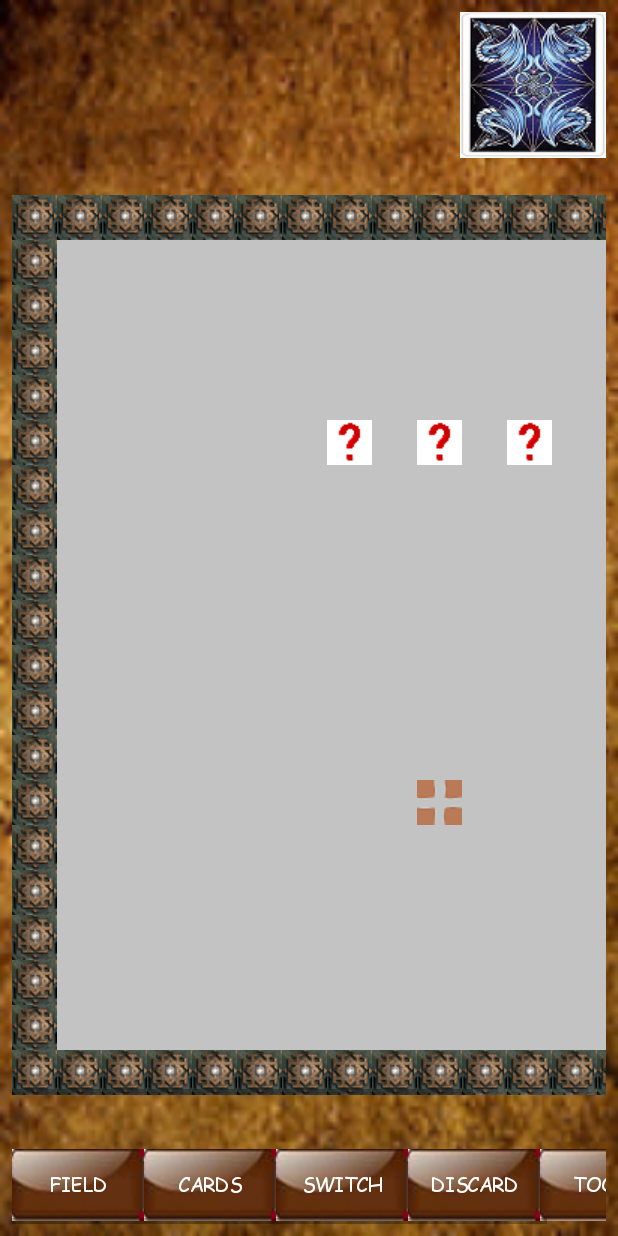
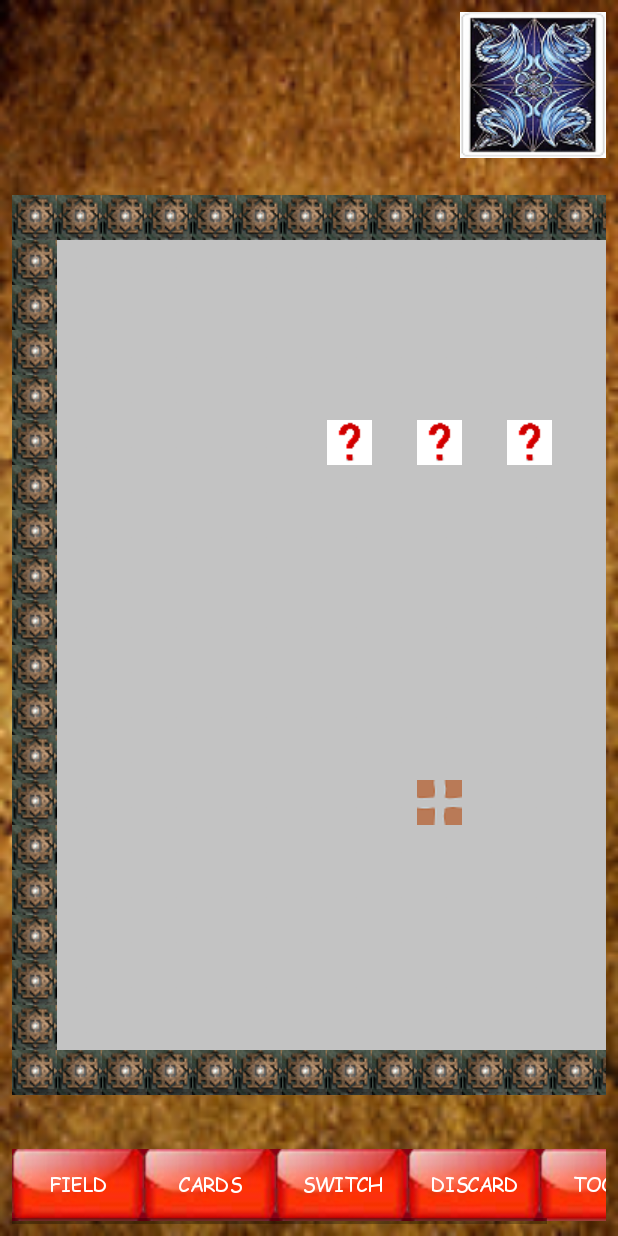
Before and after one commit to tilacyn/Saboteur, an Android app: the screen it shows after launch (GameActivity), after a tap on "PLAY", on a phone screen of 412 x 824 dp. Run offline under Robolectric (Android 15) with nearby library versions, the phone set to English and light mode, and no system bars; 2 statements that could not run were skipped.

Commit message:
Add files via upload

```diff
--- a/Saboteur/app/src/main/java/ru/tilacyn/saboteur/MainActivity.java
+++ b/Saboteur/app/src/main/java/ru/tilacyn/saboteur/MainActivity.java
@@ -3,6 +3,9 @@ package ru.tilacyn.saboteur;
 
 //import ru.iisuslik.*;
 import android.content.Intent;
+import android.graphics.Color;
+import android.graphics.Typeface;
+import android.support.constraint.ConstraintLayout;
 import android.support.v7.app.AppCompatActivity;
 import android.os.Bundle;
 import android.support.v7.widget.LinearLayoutCompat.*;
@@ -11,50 +14,56 @@ import android.view.View;
 import android.widget.Button;
 import android.widget.ImageView;
 import android.widget.LinearLayout;
+import android.widget.TableLayout;
+import android.widget.TableRow;
 import android.widget.TextView;
 
 public class MainActivity extends AppCompatActivity {
 
-    int playerCount = 2;
+    int playerCount;
+
+    int buttonStyle;
+
+    TableLayout playerCountTable;
+    TableRow playerCountRow;
+
+    boolean settingsOpen;
+
+    ConstraintLayout screen;
 
 
     @Override
     protected void onCreate(final Bundle savedInstanceState) {
         super.onCreate(savedInstanceState);
-
-/*
- <ImageView
-        android:layout_height="495dp"
-        android:layout_width="0dp"
-        android:id="@+id/icon"
-        android:src="@drawable/dwarf"
-        android:scaleType="fitEnd"
-        tools:layout_editor_absoluteY="36dp"
-        tools:layout_editor_absoluteX="96dp" />
-*/
-        final LinearLayout l = new LinearLayout(this);
+        setContentView(R.layout.activity_main);
 
 
-        TextView name = new TextView(this);
-        name.setText("Saboteur");
-        name.setTextSize(48);
-        name.setGravity(Gravity.CENTER);
+        settingsOpen = false;
+
+        playerCount = 2;
+
+        buttonStyle = R.drawable.brown_button;
+
+        screen = (ConstraintLayout) findViewById(R.id.activity_main);
+
+        screen.setBackgroundResource(R.drawable.dwarf_lords);
+
+        playerCountRow = new TableRow(this);
+        playerCountTable = (TableLayout) findViewById(R.id.playerCountTable);
 
 
-        ImageView dwarf = new ImageView(this);
-        dwarf.setImageResource(R.drawable.dwarf);
-        dwarf.setScaleType(ImageView.ScaleType.FIT_END);
+        TextView name = (TextView) findViewById(R.id.Saboteur);
+        name.setText("Saboteur");
+        name.setTextSize(60);
+        name.setTextColor(Color.YELLOW);
+        name.setTypeface(Typeface.createFromAsset(getAssets(),"odessa.ttf"));
 
 
-        dwarf.setLayoutParams(new LayoutParams(LayoutParams.MATCH_PARENT, LayoutParams.MATCH_PARENT));
-        dwarf.setAdjustViewBounds(true);
-        dwarf.setMaxHeight(250);
-        dwarf.setMaxWidth(250);
 
-
-        Button play = new Button(this);
+        Button play = (Button) findViewById(R.id.play);
         play.setText("PLAY");
-        play.setTextSize(10);
+        play.setTextSize(15);
+        play.setTextColor(Color.WHITE);
         play.setOnClickListener(new View.OnClickListener() {
             @Override
             public void onClick(View view) {
@@ -63,54 +72,64 @@ public class MainActivity extends AppCompatActivity {
                 startActivity(intent);
             }
         });
+        play.setBackgroundResource(buttonStyle);
+        play.setTypeface(Typeface.createFromAsset(getAssets(),"comicbd.ttf"));
 
 
 
-        Button help = new Button(this);
+        Button help = (Button) findViewById(R.id.help);
         help.setText("HELP");
-        help.setTextSize(10);
+        help.setTextSize(15);
+        help.setTextColor(Color.WHITE);
+        help.setBackgroundResource(buttonStyle);
+        help.setTypeface(Typeface.createFromAsset(getAssets(),"comicbd.ttf"));
 
 
-        final Button settings = new Button(this);
+        final Button settings = (Button) findViewById(R.id.settings);
         settings.setText("SETTINGS");
-        settings.setTextSize(10);
+        settings.setTextSize(15);
+        settings.setTextColor(Color.WHITE);
+        settings.setBackgroundResource(buttonStyle);
+        settings.setTypeface(Typeface.createFromAsset(getAssets(),"comicbd.ttf"));
+
 
         settings.setOnClickListener(new View.OnClickListener() {
             @Override
             public void onClick(View v) {
-                LinearLayout settingsLayout = new LinearLayout(MainActivity.this);
-                settingsLayout.setOrientation(LinearLayout.HORIZONTAL);
-
+                if(!settingsOpen) {
                     for(int i = 2; i < 8; i++) {
                         final Button b = new Button(MainActivity.this);
                         b.setWidth(30);
-                    b.setHeight(30);
+                        b.setBackgroundResource(buttonStyle);
+                        b.setTypeface(Typeface.createFromAsset(getAssets(),"comicbd.ttf"));
                         b.setText(((Integer) i).toString());
-                    b.setTextSize(8);
+                        b.setTextSize(15);
+                        b.setTextColor(Color.WHITE);
                         b.setOnClickListener(new View.OnClickListener() {
                             @Override
                             public void onClick(View v) {
                                 playerCount = Character.getNumericValue(b.getText().charAt(0));
                             }
                         });
-                    settingsLayout.addView(b);
+                        playerCountRow.addView(b);
                     }
-                settingsLayout.setLayoutParams(new LayoutParams(LayoutParams.WRAP_CONTENT, LayoutParams.WRAP_CONTENT));
-                l.addView(settingsLayout, 4);
+                    playerCountTable.addView(playerCountRow);
+                    settingsOpen = true;
+                }
+                else {
+                    playerCountRow.removeAllViews();
+                    playerCountTable.removeAllViews();
+                    settingsOpen = false;
+                }
             }
         });
 
-        l.setOrientation(LinearLayout.VERTICAL);
-        l.setLayoutParams(new LayoutParams(LayoutParams.FILL_PARENT, LayoutParams.FILL_PARENT));
-        l.setGravity(Gravity.CENTER);
-        l.addView(name);
-        l.setOrientation(LinearLayout.HORIZONTAL);
-        l.addView(help);
-        l.addView(play);
-        l.addView(settings);
-        l.setOrientation(LinearLayout.VERTICAL);
-        l.addView(dwarf);
-        setContentView(l); // все готово, можно подключать компоновку
+        TextView lyrics = (TextView) findViewById(R.id.lyrics);
+        lyrics.setText("Seven for the Dwarf-lords\nIn their halls of stone");
+        lyrics.setTextColor(Color.YELLOW);
+        lyrics.setTypeface(Typeface.createFromAsset(getAssets(),"odessa.ttf"));
+        lyrics.setTextSize(30);
+        lyrics.setGravity(Gravity.CENTER_HORIZONTAL);
 
     }
 }
```
Also changed, not shown: Saboteur/app/src/main/java/ru/tilacyn/saboteur/GameActivity.java (+25 -18 lines). Lines whose indentation alone changed are shown as unchanged.
